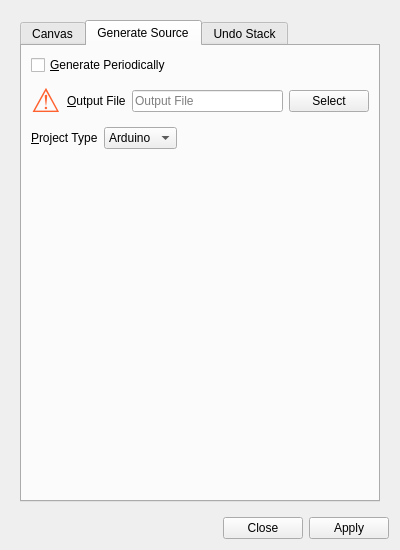
This is UI/glitch-canvas-settings.ui in textbrowser/glitch as Qt 5 draws it before an edit. The edited form follows.
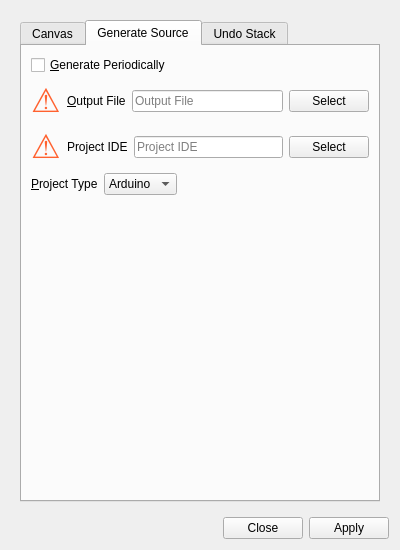
This is the edited form. The open tabs and pages were chosen to show the change. Icons and pictures are not drawn.

Commit message: Project IDE.

Patch:
```diff
--- a/UI/glitch-canvas-settings.ui
+++ b/UI/glitch-canvas-settings.ui
@@ -486,6 +486,61 @@
              </item>
             </layout>
            </item>
+           <item>
+            <layout class="QHBoxLayout" name="horizontalLayout_11">
+             <item>
+              <widget class="QLabel" name="project_ide_warning_label">
+               <property name="font">
+                <font>
+                 <pointsize>25</pointsize>
+                </font>
+               </property>
+               <property name="toolTip">
+                <string>&lt;html&gt;&lt;head/&gt;&lt;body&gt;&lt;p&gt;Please complete the Project IDE field!&lt;/p&gt;&lt;/body&gt;&lt;/html&gt;</string>
+               </property>
+               <property name="styleSheet">
+                <string notr="true">QWidget {color: #ff612f;}</string>
+               </property>
+               <property name="text">
+                <string>&lt;html&gt;&amp;#9888;&lt;/html&gt;</string>
+               </property>
+               <property name="alignment">
+                <set>Qt::AlignCenter</set>
+               </property>
+              </widget>
+             </item>
+             <item>
+              <widget class="QLabel" name="label_11">
+               <property name="text">
+                <string>Project IDE</string>
+               </property>
+               <property name="buddy">
+                <cstring>output_file</cstring>
+               </property>
+              </widget>
+             </item>
+             <item>
+              <widget class="QLineEdit" name="project_ide">
+               <property name="maxLength">
+                <number>5000</number>
+               </property>
+               <property name="placeholderText">
+                <string>Project IDE</string>
+               </property>
+               <property name="clearButtonEnabled">
+                <bool>true</bool>
+               </property>
+              </widget>
+             </item>
+             <item>
+              <widget class="QPushButton" name="select_project_ide">
+               <property name="text">
+                <string>Select</string>
+               </property>
+              </widget>
+             </item>
+            </layout>
+           </item>
            <item>
             <layout class="QHBoxLayout" name="horizontalLayout_4">
              <item>
```
Left out of the diff: 2 changed lines with no effect on the pictures. The commit also changes 5 other files.
